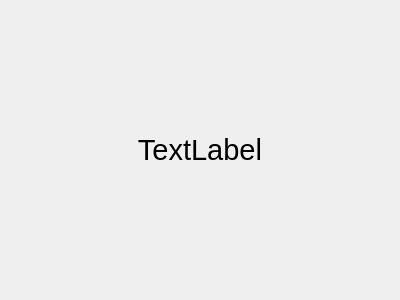
Above: src/dialogs/InstructionsDialog.ui from mtliuzza/IAT-1 before the change. Below: the same form after it.
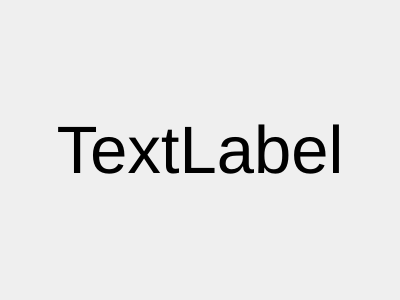
That is the form after the change.

Patch:
```diff
--- a/src/dialogs/InstructionsDialog.ui
+++ b/src/dialogs/InstructionsDialog.ui
@@ -33,7 +33,7 @@
     <widget class="QLabel" name="instructions" >
      <property name="font" >
       <font>
-       <pointsize>22</pointsize>
+       <pointsize>50</pointsize>
       </font>
      </property>
      <property name="text" >
```
